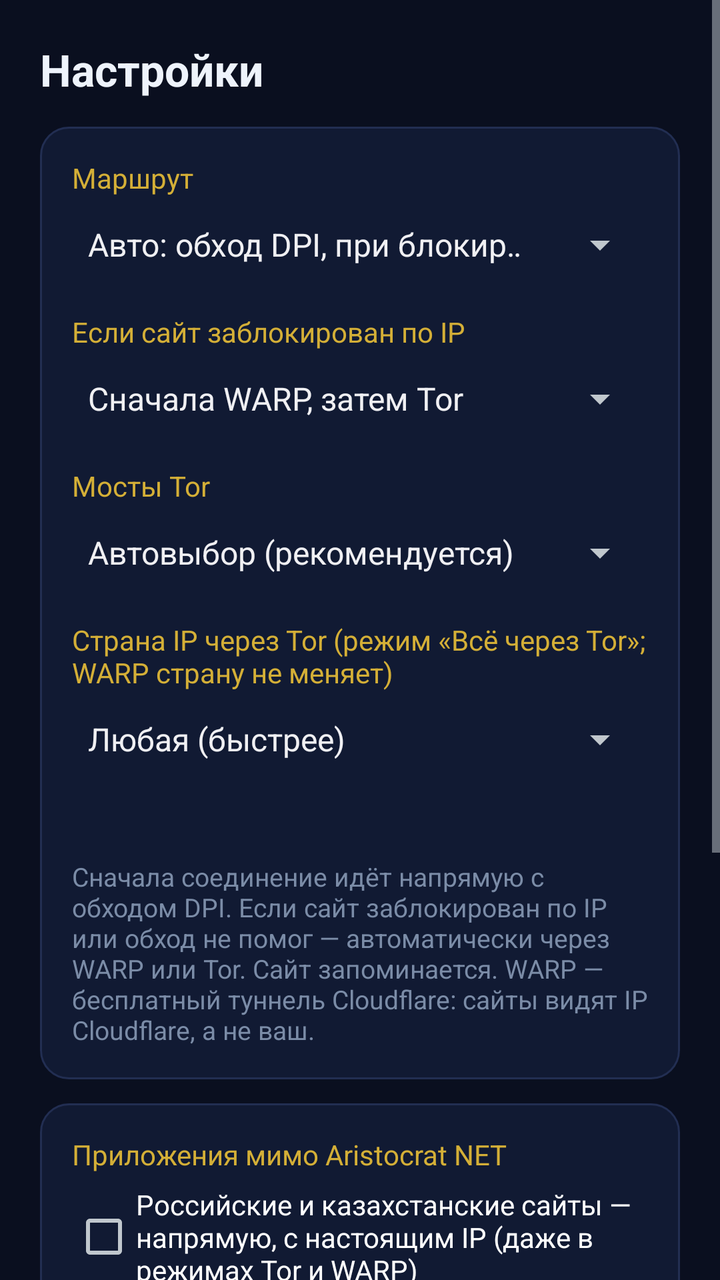
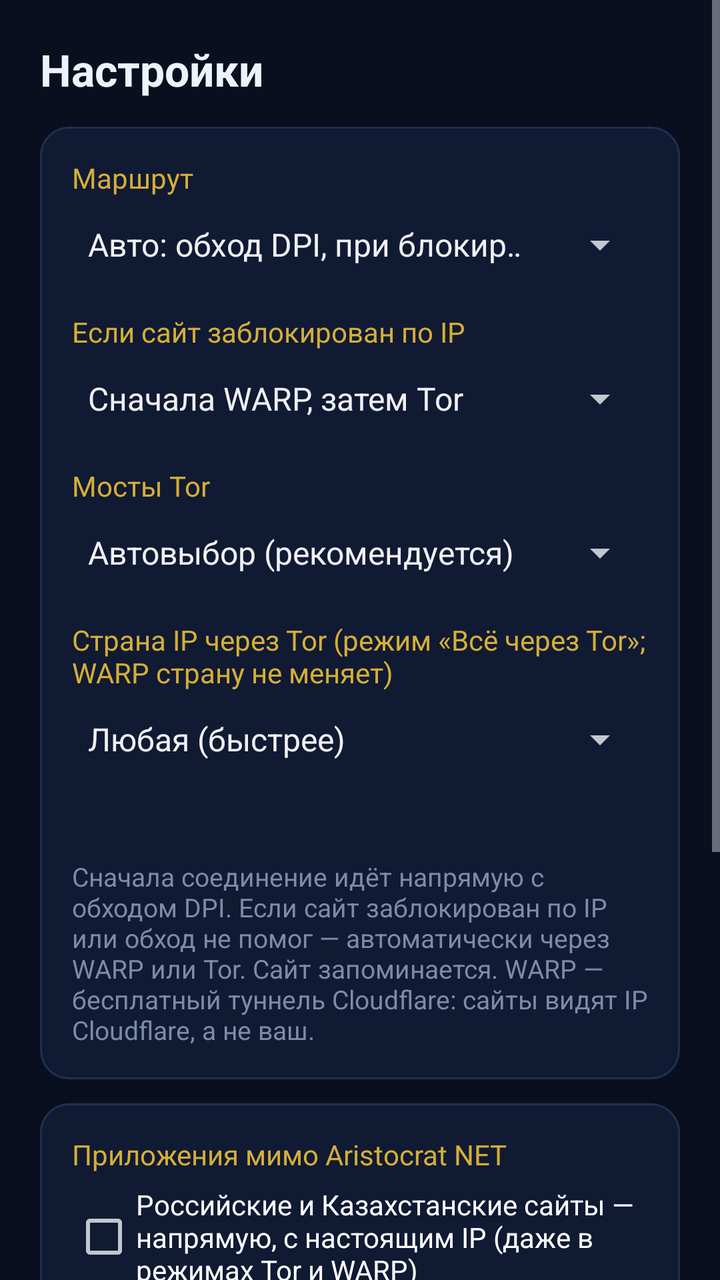

An Android layout rendered at two revisions. The XML below is the earlier revision; the diff shows what the commit changed to produce the second picture.
<!-- AndroidManifest.xml: application theme AppTheme -->
<!-- res/layout/activity_settings.xml -->
<?xml version="1.0" encoding="utf-8"?>
<ScrollView xmlns:android="http://schemas.android.com/apk/res/android"
    android:layout_width="match_parent"
    android:layout_height="match_parent"
    android:fillViewport="true">

    <LinearLayout
        android:layout_width="match_parent"
        android:layout_height="wrap_content"
        android:orientation="vertical"
        android:padding="20dp">

        <TextView
            android:layout_width="wrap_content"
            android:layout_height="wrap_content"
            android:text="@string/settings"
            android:textColor="@color/text"
            android:textSize="22sp"
            android:textStyle="bold" />

        <LinearLayout
            android:layout_width="match_parent"
            android:layout_height="wrap_content"
            android:layout_marginTop="14dp"
            android:background="@drawable/card"
            android:orientation="vertical"
            android:padding="16dp">

            <TextView
                android:layout_width="wrap_content"
                android:layout_height="wrap_content"
                android:text="@string/route_label"
                android:textColor="@color/gold" />

            <Spinner
                android:id="@+id/route"
                android:layout_width="match_parent"
                android:layout_height="wrap_content"
                android:entries="@array/route_names"
                android:focusable="true"
                android:minHeight="48dp" />

            <TextView
                android:id="@+id/heavyLabel"
                android:layout_width="wrap_content"
                android:layout_height="wrap_content"
                android:layout_marginTop="10dp"
                android:text="@string/heavy_label"
                android:textColor="@color/gold" />

            <Spinner
                android:id="@+id/heavy"
                android:layout_width="match_parent"
                android:layout_height="wrap_content"
                android:entries="@array/heavy_names"
                android:focusable="true"
                android:minHeight="48dp" />

            <TextView
                android:id="@+id/bridgesLabel"
                android:layout_width="wrap_content"
                android:layout_height="wrap_content"
                android:layout_marginTop="10dp"
                android:text="@string/bridges_label"
                android:textColor="@color/gold" />

            <Spinner
                android:id="@+id/bridges"
                android:layout_width="match_parent"
                android:layout_height="wrap_content"
                android:entries="@array/bridge_names"
                android:focusable="true"
                android:minHeight="48dp" />

            <TextView
                android:id="@+id/countryLabel"
                android:layout_width="wrap_content"
                android:layout_height="wrap_content"
                android:layout_marginTop="10dp"
                android:text="@string/country_label"
                android:textColor="@color/gold" />

            <Spinner
                android:id="@+id/country"
                android:layout_width="match_parent"
                android:layout_height="wrap_content"
                android:entries="@array/country_names"
                android:focusable="true"
                android:minHeight="48dp" />

            <TextView
                android:id="@+id/customBox"
                android:layout_width="match_parent"
                android:layout_height="wrap_content"
                android:layout_marginTop="6dp"
                android:background="@drawable/link_bg"
                android:clickable="true"
                android:focusable="true"
                android:minHeight="48dp"
                android:gravity="center_vertical"
                android:paddingStart="4dp"
                android:text="@string/custom_row"
                android:textColor="@color/text"
                android:textSize="15sp"
                android:visibility="gone" />

            <TextView
                android:id="@+id/torLine"
                android:layout_width="match_parent"
                android:layout_height="wrap_content"
                android:layout_marginTop="8dp"
                android:textColor="@color/muted"
                android:textSize="13sp" />

            <TextView
                android:layout_width="match_parent"
                android:layout_height="wrap_content"
                android:layout_marginTop="10dp"
                android:text="@string/hint"
                android:textColor="@color/muted"
                android:textSize="13sp" />
        </LinearLayout>

        <LinearLayout
            android:layout_width="match_parent"
            android:layout_height="wrap_content"
            android:layout_marginTop="12dp"
            android:background="@drawable/card"
            android:orientation="vertical"
            android:padding="16dp">

            <TextView
                android:layout_width="wrap_content"
                android:layout_height="wrap_content"
                android:text="@string/apps_label"
                android:textColor="@color/gold" />

            <CheckBox
                android:id="@+id/keepLocal"
                android:layout_width="match_parent"
                android:layout_height="wrap_content"
                android:layout_marginTop="6dp"
                android:minHeight="48dp"
                android:text="@string/keep_local"
                android:textColor="#FFFFFF" />

            <CheckBox
                android:id="@+id/geoTor"
                android:layout_width="match_parent"
                android:layout_height="wrap_content"
                android:minHeight="48dp"
                android:text="@string/geo_tor"
                android:textColor="#FFFFFF" />

            <TextView
                android:id="@+id/appsInfo"
                android:layout_width="match_parent"
                android:layout_height="wrap_content"
                android:layout_marginTop="6dp"
                android:text="@string/apps_hint"
                android:textColor="#FFFFFF"
                android:textSize="13sp" />

            <LinearLayout
                android:layout_width="match_parent"
                android:layout_height="wrap_content"
                android:layout_marginTop="6dp"
                android:orientation="horizontal">

                <Button
                    android:id="@+id/apps"
                    android:background="@drawable/btn_ghost"
                    android:paddingStart="18dp"
                    android:paddingEnd="18dp"
                    android:textColor="@color/gold_light"
                    android:layout_width="wrap_content"
                    android:layout_height="wrap_content"
                    android:text="@string/apps_button"
                    android:textAllCaps="false" />

                <Button
                    android:id="@+id/warpReset"
                    android:background="@drawable/btn_ghost"
                    android:paddingStart="18dp"
                    android:paddingEnd="18dp"
                    android:textColor="@color/gold_light"
                    android:layout_width="wrap_content"
                    android:layout_height="wrap_content"
                    android:layout_marginStart="8dp"
                    android:text="@string/warp_reset"
                    android:textAllCaps="false" />
            </LinearLayout>
        </LinearLayout>

        <LinearLayout
            android:layout_width="match_parent"
            android:layout_height="wrap_content"
            android:layout_marginTop="12dp"
            android:background="@drawable/card"
            android:orientation="vertical"
            android:padding="16dp">

            <TextView
                android:layout_width="wrap_content"
                android:layout_height="wrap_content"
                android:text="@string/other_label"
                android:textColor="@color/gold"
                android:textStyle="bold" />

            <TextView
                android:id="@+id/openLog"
                android:layout_width="match_parent"
                android:layout_height="wrap_content"
                android:layout_marginTop="6dp"
                android:background="@drawable/link_bg"
                android:clickable="true"
                android:focusable="true"
                android:minHeight="48dp"
                android:gravity="center_vertical"
                android:paddingStart="4dp"
                android:text="@string/log_label_row"
                android:textColor="@color/text"
                android:textSize="15sp" />
        </LinearLayout>
    </LinearLayout>
</ScrollView>
<!-- resources referenced by this layout -->
<resources>
  <string-array name="bridge_names">
          <item>Автовыбор (рекомендуется)</item>
          <item>Snowflake</item>
          <item>obfs4</item>
          <item>meek (Azure)</item>
          <item>Свои мосты</item>
          <item>Без мостов</item>
      </string-array>
  <string-array name="country_names">
          <item>Любая (быстрее)</item>
          <item>Германия</item>
          <item>Нидерланды</item>
          <item>Финляндия</item>
          <item>Швеция</item>
          <item>Швейцария</item>
          <item>Австрия</item>
          <item>Франция</item>
          <item>Польша</item>
          <item>Румыния</item>
          <item>Великобритания</item>
          <item>США</item>
          <item>Канада</item>
      </string-array>
  <string-array name="heavy_names">
          <item>Сначала WARP, затем Tor</item>
          <item>Только WARP</item>
          <item>Только Tor</item>
      </string-array>
  <string-array name="route_names">
          <item>Авто: обход DPI, при блокировке — WARP/Tor</item>
          <item>Только обход DPI</item>
          <item>Всё через WARP (смена IP)</item>
          <item>Всё через Tor</item>
      </string-array>
  <color name="gold">#D4AF37</color>
  <color name="gold_light">#F7E7B8</color>
  <color name="muted">#7B8CA7</color>
  <color name="text">#EEF3FB</color>
  <!-- drawable card (drawable) -->
  <?xml version="1.0" encoding="utf-8"?>
  <shape xmlns:android="http://schemas.android.com/apk/res/android" android:shape="rectangle">
      <solid android:color="@color/card" />
      <stroke android:width="1dp" android:color="@color/line" />
      <corners android:radius="14dp" />
  </shape>
  <string name="apps_button">Выбрать приложения</string>
  <string name="apps_hint">Банки, госуслуги, Яндекс Музыка и другие сервисы с привязкой к стране работают напрямую, как без Aristocrat NET.</string>
  <string name="apps_label">Приложения мимо Aristocrat NET</string>
  <string name="bridges_label">Мосты Tor</string>
  <string name="country_label">Страна IP через Tor (режим «Всё через Tor»; WARP страну не меняет)</string>
  <string name="custom_row">Свои мосты  ›</string>
  <string name="geo_tor">В России: Spotify и другие сервисы, закрытые для России, — через Tor (даже в «Авто»)</string>
  <string name="heavy_label">Если сайт заблокирован по IP</string>
  <string name="hint">Сначала соединение идёт напрямую с обходом DPI. Если сайт заблокирован по IP или обход не помог — автоматически через WARP или Tor. Сайт запоминается. WARP — бесплатный туннель Cloudflare: сайты видят IP Cloudflare, а не ваш.</string>
  <string name="keep_local">Российские и казахстанские сайты — напрямую, с настоящим IP (даже в режимах Tor и WARP)</string>
  <string name="log_label_row">Журнал  ›</string>
  <string name="other_label">Другие</string>
  <string name="route_label">Маршрут</string>
  <string name="settings">Настройки</string>
  <string name="warp_reset">Новый аккаунт WARP</string>
  <style name="AppTheme" parent="android:Theme.DeviceDefault">
          <item name="android:windowBackground">@color/bg</item>
          <item name="android:colorAccent">@color/accent</item>
          <item name="android:statusBarColor">@color/bg</item>
          <item name="android:navigationBarColor">@color/bg</item>
      </style>
  <color name="card">#111A33</color>
  <color name="line">#222E52</color>
  <color name="bg">#0A0F1F</color>
  <color name="accent">#4DA8FF</color>
  <!-- unchanged entries left out for length: 2 -->
</resources>

<!-- the commit's change to res/layout/activity_settings.xml (unified diff, before → after) -->
@@ -88,21 +88,42 @@
                 android:focusable="true"
                 android:minHeight="48dp" />
 
-            <TextView
-                android:id="@+id/customBox"
-                android:layout_width="match_parent"
-                android:layout_height="wrap_content"
-                android:layout_marginTop="6dp"
-                android:background="@drawable/link_bg"
-                android:clickable="true"
-                android:focusable="true"
-                android:minHeight="48dp"
+            <LinearLayout
+                android:id="@+id/customRow"
+                android:layout_width="match_parent"
+                android:layout_height="wrap_content"
+                android:layout_marginTop="6dp"
                 android:gravity="center_vertical"
-                android:paddingStart="4dp"
-                android:text="@string/custom_row"
-                android:textColor="@color/text"
-                android:textSize="15sp"
-                android:visibility="gone" />
+                android:orientation="horizontal"
+                android:visibility="gone">
+
+                <TextView
+                    android:id="@+id/customBox"
+                    android:layout_width="0dp"
+                    android:layout_height="wrap_content"
+                    android:layout_weight="1"
+                    android:background="@drawable/link_bg"
+                    android:clickable="true"
+                    android:focusable="true"
+                    android:gravity="center_vertical"
+                    android:minHeight="48dp"
+                    android:paddingStart="4dp"
+                    android:text="@string/custom_row"
+                    android:textColor="@color/text"
+                    android:textSize="15sp" />
+
+                <ImageButton
+                    android:id="@+id/sendBridges"
+                    android:layout_width="48dp"
+                    android:layout_height="48dp"
+                    android:layout_marginStart="8dp"
+                    android:background="@drawable/btn_ghost"
+                    android:contentDescription="@string/send_bridges"
+                    android:focusable="true"
+                    android:padding="12dp"
+                    android:scaleType="fitCenter"
+                    android:src="@drawable/ic_send" />
+            </LinearLayout>
 
             <TextView
                 android:id="@+id/torLine"
@@ -169,26 +190,34 @@
 
                 <Button
                     android:id="@+id/apps"
+                    android:layout_width="0dp"
+                    android:layout_height="52dp"
+                    android:layout_weight="1"
                     android:background="@drawable/btn_ghost"
-                    android:paddingStart="18dp"
-                    android:paddingEnd="18dp"
+                    android:gravity="center"
+                    android:maxLines="2"
+                    android:paddingStart="10dp"
+                    android:paddingEnd="10dp"
+                    android:text="@string/apps_button"
+                    android:textAllCaps="false"
                     android:textColor="@color/gold_light"
-                    android:layout_width="wrap_content"
-                    android:layout_height="wrap_content"
-                    android:text="@string/apps_button"
-                    android:textAllCaps="false" />
+                    android:textSize="14sp" />
 
                 <Button
                     android:id="@+id/warpReset"
+                    android:layout_width="0dp"
+                    android:layout_height="52dp"
+                    android:layout_marginStart="10dp"
+                    android:layout_weight="1"
                     android:background="@drawable/btn_ghost"
-                    android:paddingStart="18dp"
-                    android:paddingEnd="18dp"
+                    android:gravity="center"
+                    android:maxLines="2"
+                    android:paddingStart="10dp"
+                    android:paddingEnd="10dp"
+                    android:text="@string/warp_reset"
+                    android:textAllCaps="false"
                     android:textColor="@color/gold_light"
-                    android:layout_width="wrap_content"
-                    android:layout_height="wrap_content"
-                    android:layout_marginStart="8dp"
-                    android:text="@string/warp_reset"
-                    android:textAllCaps="false" />
+                    android:textSize="14sp" />
             </LinearLayout>
         </LinearLayout>
 
<!-- resource entries referenced after the edit -->
@@ -45,6 +45,17 @@
       <stroke android:width="1dp" android:color="@color/line" />
       <corners android:radius="14dp" />
   </shape>
+  <!-- drawable ic_send (drawable) -->
+  <?xml version="1.0" encoding="utf-8"?>
+  <vector xmlns:android="http://schemas.android.com/apk/res/android"
+      android:width="24dp"
+      android:height="24dp"
+      android:viewportWidth="24"
+      android:viewportHeight="24">
+      <path
+          android:fillColor="#F7E7B8"
+          android:pathData="M2.5,20.5 L22,12 L2.5,3.5 L2.5,10 L16,12 L2.5,14 Z" />
+  </vector>
   <string name="apps_button">Выбрать приложения</string>
   <string name="apps_hint">Банки, госуслуги, Яндекс Музыка и другие сервисы с привязкой к стране работают напрямую, как без Aristocrat NET.</string>
   <string name="apps_label">Приложения мимо Aristocrat NET</string>
@@ -54,10 +65,11 @@
   <string name="geo_tor">В России: Spotify и другие сервисы, закрытые для России, — через Tor (даже в «Авто»)</string>
   <string name="heavy_label">Если сайт заблокирован по IP</string>
   <string name="hint">Сначала соединение идёт напрямую с обходом DPI. Если сайт заблокирован по IP или обход не помог — автоматически через WARP или Tor. Сайт запоминается. WARP — бесплатный туннель Cloudflare: сайты видят IP Cloudflare, а не ваш.</string>
-  <string name="keep_local">Российские и казахстанские сайты — напрямую, с настоящим IP (даже в режимах Tor и WARP)</string>
+  <string name="keep_local">Российские и Казахстанские сайты — напрямую, с настоящим IP (даже в режимах Tor и WARP)</string>
   <string name="log_label_row">Журнал  ›</string>
   <string name="other_label">Другие</string>
   <string name="route_label">Маршрут</string>
+  <string name="send_bridges">Отправить мосты на другое устройство</string>
   <string name="settings">Настройки</string>
   <string name="warp_reset">Новый аккаунт WARP</string>
   <style name="AppTheme" parent="android:Theme.DeviceDefault">
